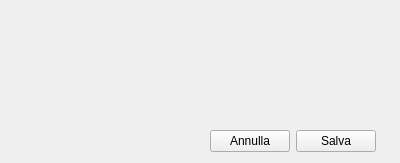
Qt form editaccountdialog.ui (freesmee/freesmee-desktop) before a commit.
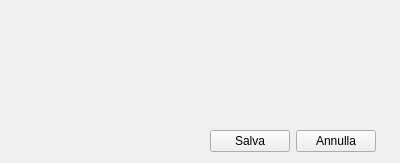
The same form after that commit. Icons and pictures are not drawn.

The edit to the form file:
```diff
--- a/editaccountdialog.ui
+++ b/editaccountdialog.ui
@@ -49,17 +49,6 @@
        </property>
       </spacer>
      </item>
-     <item>
-      <widget class="QPushButton" name="buttonAnnulla">
-       <property name="text">
-        <string>Annulla</string>
-       </property>
-       <property name="icon">
-        <iconset>
-         <normaloff>:/resource/rimuovi.png</normaloff>:/resource/rimuovi.png</iconset>
-       </property>
-      </widget>
-     </item>
      <item>
       <widget class="QPushButton" name="pushButton">
        <property name="text">
@@ -71,6 +60,17 @@
        </property>
       </widget>
      </item>
+     <item>
+      <widget class="QPushButton" name="buttonAnnulla">
+       <property name="text">
+        <string>Annulla</string>
+       </property>
+       <property name="icon">
+        <iconset resource="resources.qrc">
+         <normaloff>:/resource/rimuovi.png</normaloff>:/resource/rimuovi.png</iconset>
+       </property>
+      </widget>
+     </item>
      <item>
       <widget class="QLabel" name="labelSpin">
        <property name="text">
```
Left out of the diff: 6 changed lines with no effect on the pictures.
